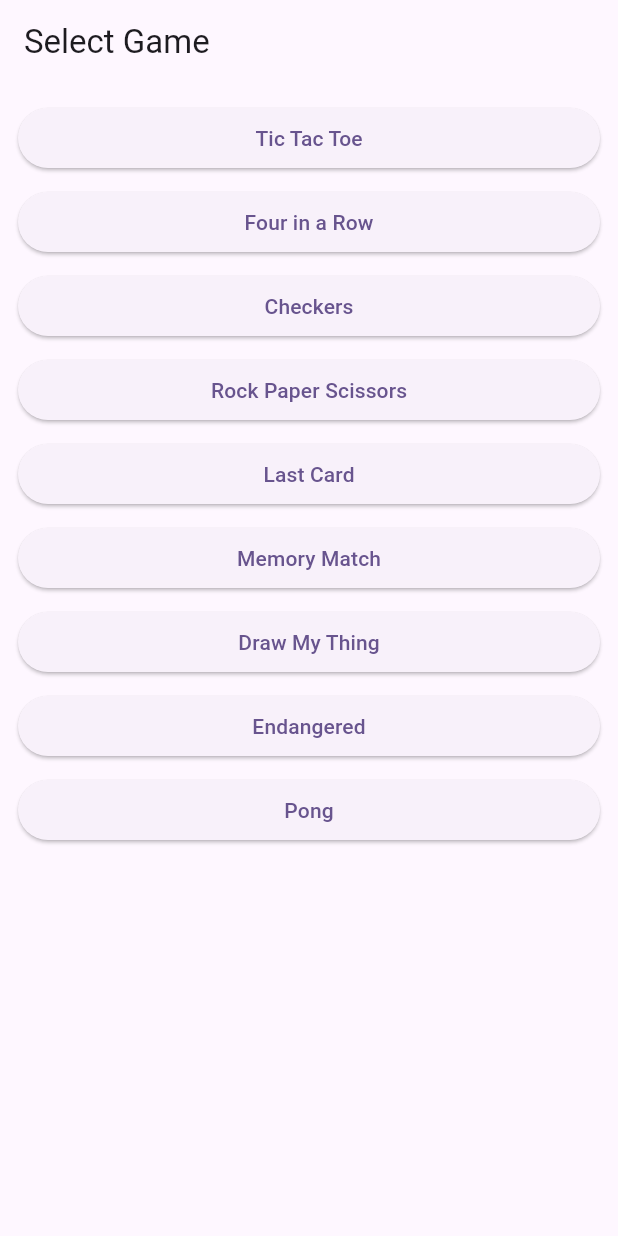
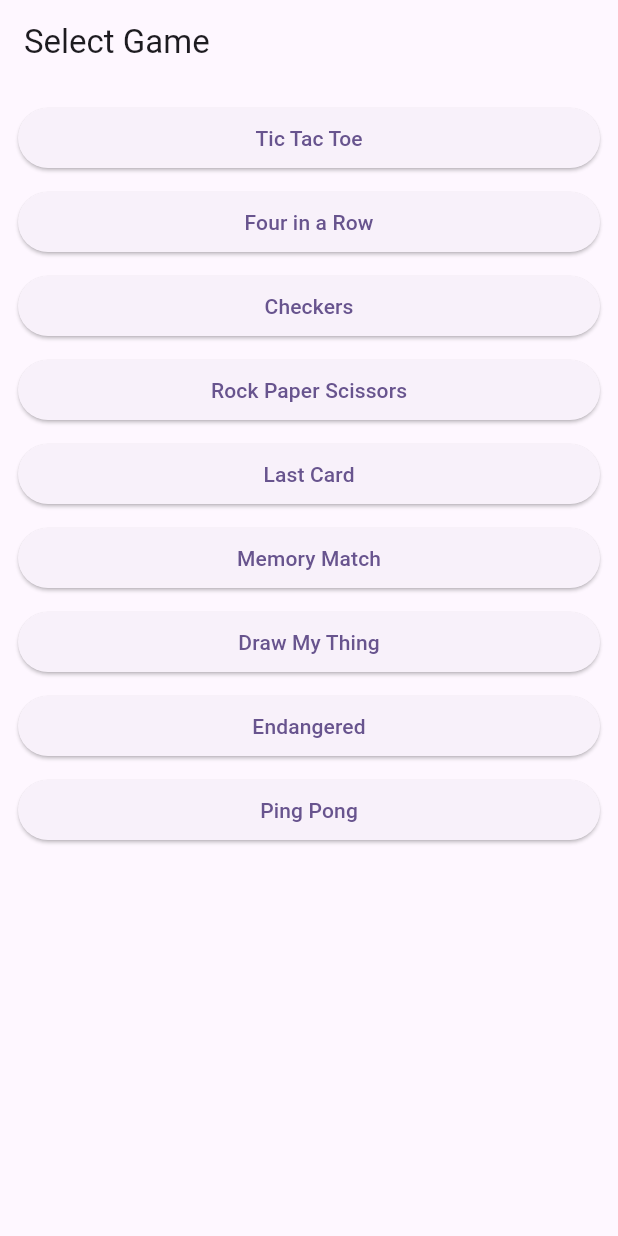
Before and after one commit to Firebase-Flutter-Research/game-hub, a Flutter app: the screen it shows after launch, on a phone screen of 412 x 824 dp. Run offline on Flutter 3.47's test engine with Material 3 defaults, Android fonts, the phone set to English and light mode, and no system bars; our stand-ins replace cloud_firestore, either_dart, firebase_core; missing offline and left inert: game_engine, pair; accounts and stored records are empty.

Commit message:
Rename to Ping Pong

```diff
--- a/lib/example/pong.dart
+++ b/lib/example/pong.dart
@@ -8,7 +8,7 @@ import 'package:flutter_fire_engine/model/player.dart';
 
 class Pong extends Game {
   @override
-  String get name => "Pong";
+  String get name => "Ping Pong";
 
   @override
   int get requiredPlayers => 2;
```
